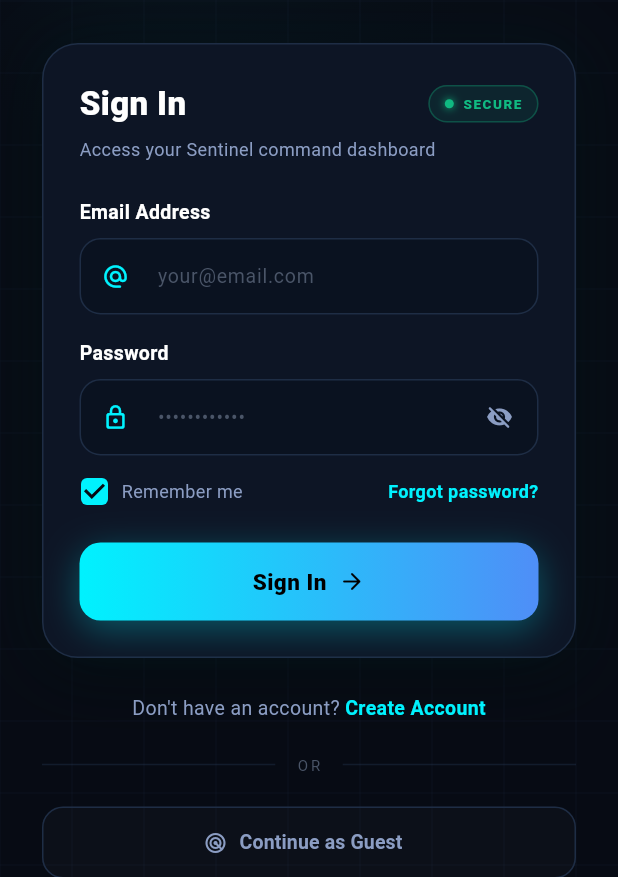
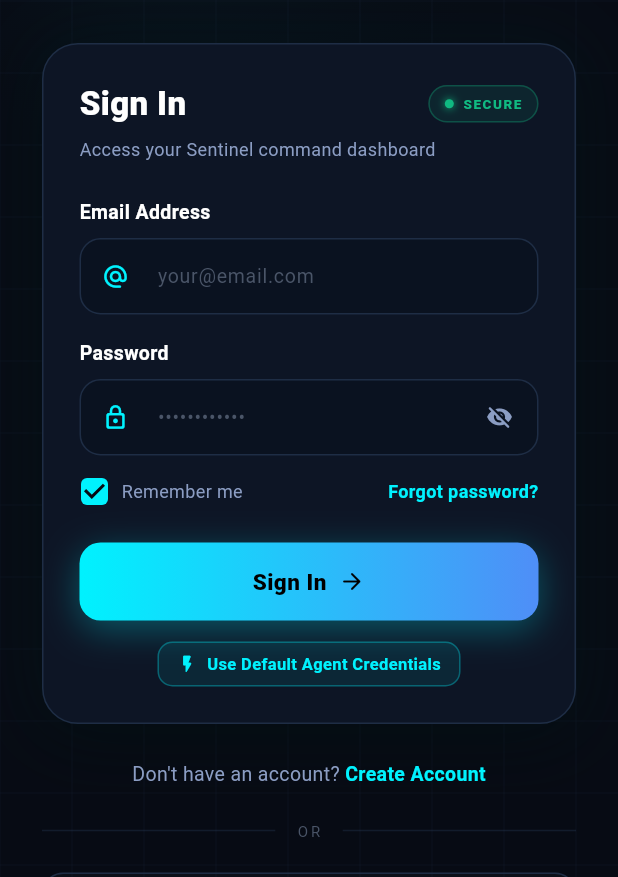
Before and after one commit to Shafiulla911/tracer, a Flutter app: the screen it shows after launch, on a phone screen of 412 x 824 dp, the part 359-1236 px from its top. Run offline on Flutter 3.47's test engine with Material 3 defaults, Android fonts, the phone set to English and light mode, and no system bars; our stand-ins replace flutter_map, latlong2, share_plus, shared_preferences; accounts and stored records are empty.

Commit message:
fix(db): add user_id column to reports and seed default credentials with quick-login button

```diff
--- a/mobile/tracer_app/lib/screens/login_screen.dart
+++ b/mobile/tracer_app/lib/screens/login_screen.dart
@@ -538,6 +538,52 @@ class _LoginScreenState extends State<LoginScreen>
             onTap: _loading ? null : _handleLogin,
             loading: _loading,
           ),
+          const SizedBox(height: 14),
+
+          // Quick Demo Credentials Chip
+          Center(
+            child: InkWell(
+              borderRadius: BorderRadius.circular(10),
+              onTap: () {
+                setState(() {
+                  _emailCtrl.text = 'agent@tracer.org';
+                  _passwordCtrl.text = 'Password@123';
+                });
+                ScaffoldMessenger.of(context).showSnackBar(
+                  const SnackBar(
+                    content: Text('Demo credentials loaded: agent@tracer.org'),
+                    duration: Duration(seconds: 2),
+                    behavior: SnackBarBehavior.floating,
+                  ),
+                );
+              },
+              child: Container(
+                padding: const EdgeInsets.symmetric(horizontal: 12, vertical: 6),
+                decoration: BoxDecoration(
+                  color: AppConstants.accent.withValues(alpha: 0.08),
+                  borderRadius: BorderRadius.circular(10),
+                  border: Border.all(
+                    color: AppConstants.accent.withValues(alpha: 0.3),
+                  ),
+                ),
+                child: Row(
+                  mainAxisSize: MainAxisSize.min,
+                  children: [
+                    const Icon(Icons.flash_on_rounded, color: AppConstants.accent, size: 14),
+                    const SizedBox(width: 6),
+                    Text(
+                      'Use Default Agent Credentials',
+                      style: TextStyle(
+                        color: AppConstants.accent,
+                        fontSize: 11,
+                        fontWeight: FontWeight.w700,
+                      ),
+                    ),
+                  ],
+                ),
+              ),
+            ),
+          ),
         ],
       ),
     );
```
